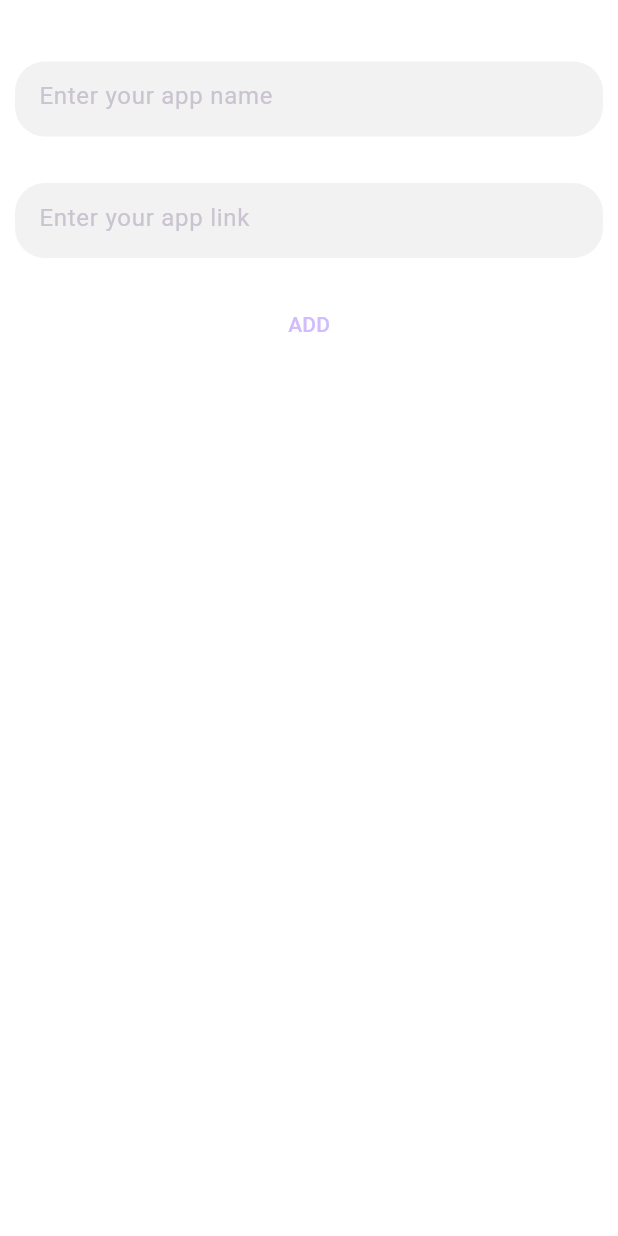
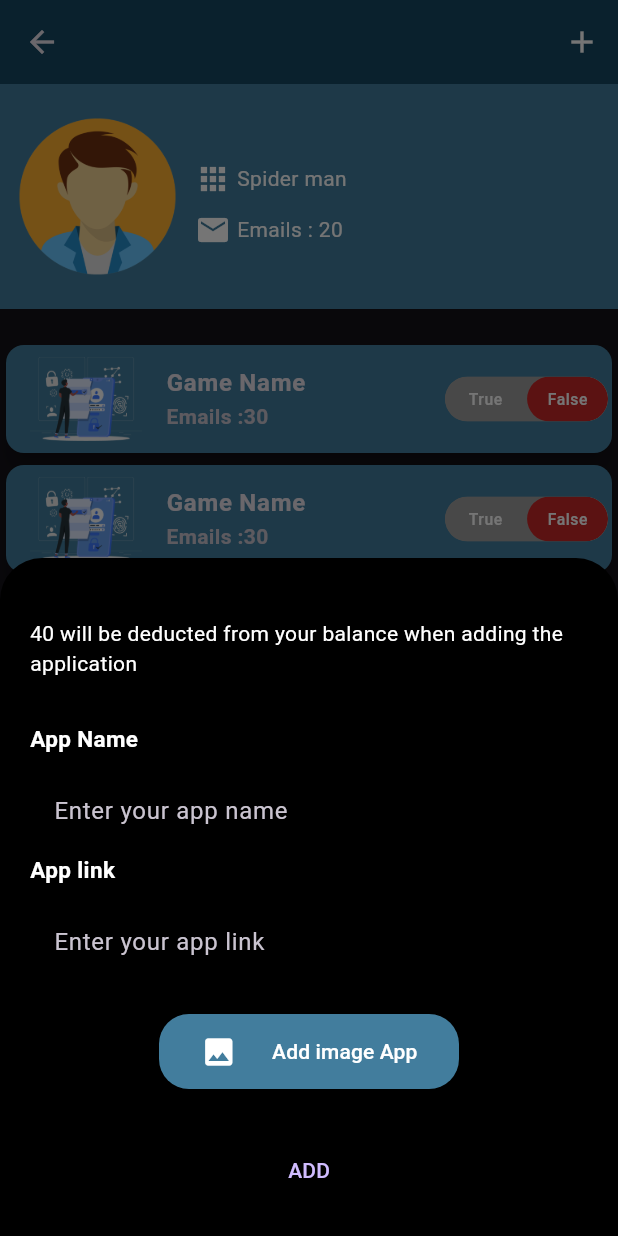
Before and after one commit to SaidBennana/play_store_test, a Flutter app: the app_page screen opened by its route, after a tap on the "add" icon, on a phone screen of 412 x 824 dp. Run offline on Flutter 3.47's test engine with Material 3 defaults, Android fonts, the light colour scheme and no system bars; drawn by our look-alikes of toggle_switch; our stand-ins replace awesome_dialog, firebase_auth, firebase_core, get; accounts and stored records are empty.

Commit message:
auth is done 80%

```diff
--- /dev/null
+++ b/lib/utils/binding.dart
@@ -0,0 +1,9 @@
+import 'package:get/get.dart';
+import 'package:play_store_test/controlle/Auth/feildForm.dart';
+
+class myBanding implements Bindings {
+  @override
+  void dependencies() {
+    Get.put(field_controlle());
+  }
+}
--- a/lib/view/userPages/app_page.dart
+++ b/lib/view/userPages/app_page.dart
@@ -1,12 +1,15 @@
 import 'package:flutter/material.dart';
 import 'package:get/get.dart';
-import 'package:play_store_test/widgets/Button_auth.dart';
 import 'package:play_store_test/widgets/FiledText.dart';
+import '../../controlle/Auth/feildForm.dart';
 import '../../widgets/card_home.dart';
 
+// ignore: must_be_immutable
 class app_page extends StatelessWidget {
-  const app_page({super.key});
+  app_page({super.key});
   final Is_user_apps = true;
+
+  field_controlle filed_controlle = Get.find();
 
   @override
   Widget build(BuildContext context) {
@@ -16,38 +19,7 @@
         actions: [
           IconButton(
             onPressed: () async {
-              await Get.bottomSheet(
-                Container(
-                  padding: EdgeInsets.all(10),
-                  color: Colors.white,
-                  width: double.infinity,
-                  height: Get.height,
-                  child: Column(
-                    crossAxisAlignment: CrossAxisAlignment.center,
-                    children: [
-                      FiledText(
-                          fildName: "App Name",
-                          hintName: "Enter your app name"),
-                      FiledText(
-                          fildName: "App link",
-                          hintName: "Enter your app link"),
-                      SizedBox(
-                        height: 20,
-                      ),
-                      TextButton(
-                        onPressed: () {},
-                        child: Text("ADD"),
-                      ),
-                      SizedBox(
-                        height: 20,
-                      ),
-                    ],
-                  ),
-                ),
-                isScrollControlled: true,
-                barrierColor: Colors.blue[500],
-                backgroundColor: Colors.black,
-              );
+              await bottomSheet_ad_apk();
             },
             icon: Icon(Icons.add),
             color: Colors.white,
@@ -89,6 +61,83 @@
     );
   }
 
+  Future<dynamic> bottomSheet_ad_apk() {
+    return Get.bottomSheet(
+      SingleChildScrollView(
+        child: Container(
+          padding: EdgeInsets.only(top: 40, left: 20, right: 20),
+          width: double.infinity,
+          child: Column(
+            crossAxisAlignment: CrossAxisAlignment.center,
+            children: [
+              Text(
+                  "40 will be deducted from your balance when adding the application"),
+              SizedBox(
+                height: 30,
+              ),
+              FiledText(
+                valied: (Value) {
+                  return filed_controlle.validing(Value!, 50, 10);
+                },
+                fildName: "App Name",
+                hintName: "Enter your app name",
+                onChange: (vlaue) {},
+              ),
+              FiledText(
+                valied: (Value) {
+                  return filed_controlle.validing(Value!, 50, 10);
+                },
+                fildName: "App link",
+                hintName: "Enter your app link",
+                onChange: (vlaue) {},
+              ),
+              SizedBox(
+                height: 20,
+              ),
+              SizedBox(
+                width: 200,
+                child: MaterialButton(
+                  height: 50,
+                  color: Color(0xff427D9D),
+                  shape: RoundedRectangleBorder(
+                      borderRadius: BorderRadius.circular(20)),
+                  onPressed: () {},
+                  child: Row(
+                    mainAxisAlignment: MainAxisAlignment.spaceAround,
+                    children: [
+                      Icon(
+                        Icons.image,
+                        color: Colors.white,
+                      ),
+                      Text(
+                        "Add image App",
+                        style: TextStyle(
+                          color: Colors.white,
+                        ),
+                      ),
+                    ],
+                  ),
+                ),
+              ),
+              SizedBox(
+                height: 30,
+              ),
+              TextButton(
+                onPressed: () {},
+                child: Text("ADD"),
+              ),
+              SizedBox(
+                height: 20,
+              ),
+            ],
+          ),
+        ),
+      ),
+      backgroundColor: Get.isDarkMode ? Colors.black : Colors.white,
+      isScrollControlled: true,
+    );
+  }
+
   Padding cardInfo(String index, Icon icon) {
     return Padding(
       padding: const EdgeInsets.only(top: 10),
@@ -112,7 +161,6 @@
         child: AnimatedList(
             initialItemCount: 6,
             itemBuilder: (context, index, animation) {
-              print(index);
               return cardItems_home(
                 Can_select_valid_email: true,
               );
--- a/lib/widgets/Button_auth.dart
+++ b/lib/widgets/Button_auth.dart
@@ -5,9 +5,11 @@
     super.key,
     required this.name,
     required this.buttonColor,
+    required this.onPrass,
   });
   final name;
   final Color buttonColor;
+  final VoidCallback onPrass;
   @override
   Widget build(BuildContext context) {
     return Container(
@@ -18,7 +20,7 @@
       ),
       height: 40,
       child: MaterialButton(
-        onPressed: () {},
+        onPressed: onPrass,
         child: Text(
           name,
           style: TextStyle(
--- a/lib/widgets/FiledText.dart
+++ b/lib/widgets/FiledText.dart
@@ -2,13 +2,17 @@
 import 'package:get/get.dart';
 
 class FiledText extends StatelessWidget {
-  const FiledText({
+  FiledText({
     super.key,
     required this.fildName,
     required this.hintName,
+    required this.onChange,
+    required this.valied,
   });
   final fildName;
   final hintName;
+  final Function(String) onChange;
+  final String? Function(String?)? valied;
 
   @override
   Widget build(BuildContext context) {
@@ -26,21 +30,19 @@
         SizedBox(
           height: 10,
         ),
-        SizedBox(
-          height: 50,
-          child: TextFormField(
-            style:
-                TextStyle(color: Get.isDarkMode ? Colors.white : Colors.black),
+        TextFormField(
+          validator: valied,
+          style: TextStyle(color: Get.isDarkMode ? Colors.white : Colors.black),
           decoration: InputDecoration(
             filled: true,
-              fillColor: Colors.black.withOpacity(.05),
+            fillColor: Colors.black.withOpacity(.4),
             hintText: hintName,
             border: OutlineInputBorder(
               borderSide: BorderSide.none,
               borderRadius: BorderRadius.circular(20.0),
             ),
           ),
-          ),
+          onChanged: onChange,
         ),
       ]),
     );
--- a/lib/widgets/Other_Auth.dart
+++ b/lib/widgets/Other_Auth.dart
@@ -32,7 +32,7 @@
             children: [
               Container(
                 decoration: BoxDecoration(
-                  borderRadius: BorderRadius.circular(20),
+                  borderRadius: BorderRadius.circular(30),
                   color: Colors.amber,
                   image: DecorationImage(
                     image: AssetImage("Assets/images/google.png"),
@@ -46,7 +46,7 @@
               ),
               Container(
                 decoration: BoxDecoration(
-                  borderRadius: BorderRadius.circular(20),
+                  borderRadius: BorderRadius.circular(30),
                   color: Colors.amber,
                   image: DecorationImage(
                       image: AssetImage("Assets/images/facebook.jpeg"),
@@ -60,7 +60,7 @@
               ),
               Container(
                 decoration: BoxDecoration(
-                  borderRadius: BorderRadius.circular(20),
+                  borderRadius: BorderRadius.circular(30),
                   image: DecorationImage(
                       image: AssetImage("Assets/images/ios.png"),
                       fit: BoxFit.cover),
--- a/pubspec.yaml
+++ b/pubspec.yaml
@@ -28,7 +28,10 @@
 # the latest version available on pub.dev. To see which dependencies have newer
 # versions available, run `flutter pub outdated`.
 dependencies:
+  awesome_dialog: ^3.1.0
   cupertino_icons: ^1.0.2
+  firebase_auth: ^4.15.3
+  firebase_core: ^2.24.2
   flutter:
     sdk: flutter
   get: ^4.6.6
```
Also changed, not shown: lib/Get_serves/setting_services.dart (added, +21 -0 lines), lib/controlle/Auth/feildForm.dart (added, +14 -0 lines), lib/main.dart (+15 -4 lines), lib/view/Auth/restart_Password.dart (added, +88 -0 lines), lib/view/Auth/sign_in.dart (+43 -5 lines), lib/view/Auth/sign_up.dart (+62 -7 lines), lib/view/Auth/verfay_email.dart (+22 -3 lines), pubspec.lock, 7 other files. Lines whose indentation alone changed are shown as unchanged.
